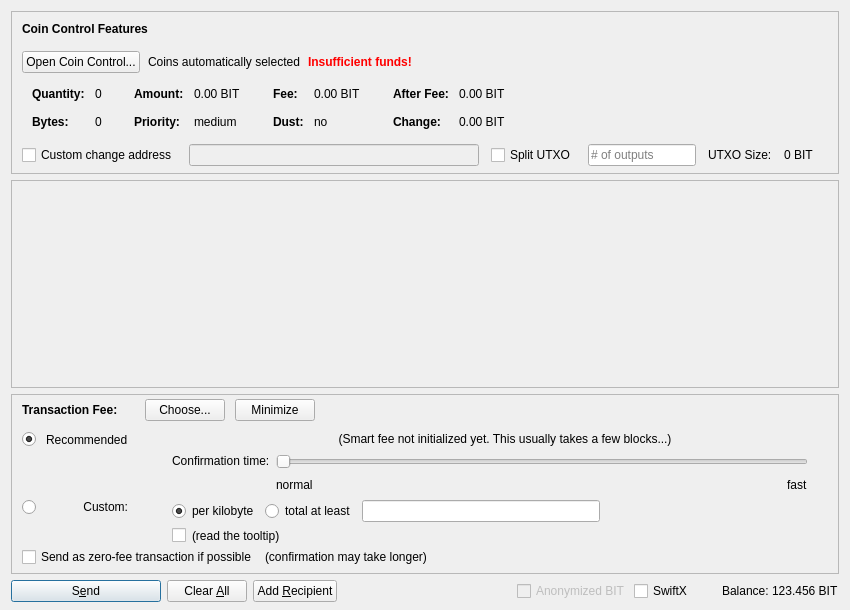
Qt form src/qt/forms/sendcoinsdialog.ui (eenglish34/E-BlockMail) before a commit.
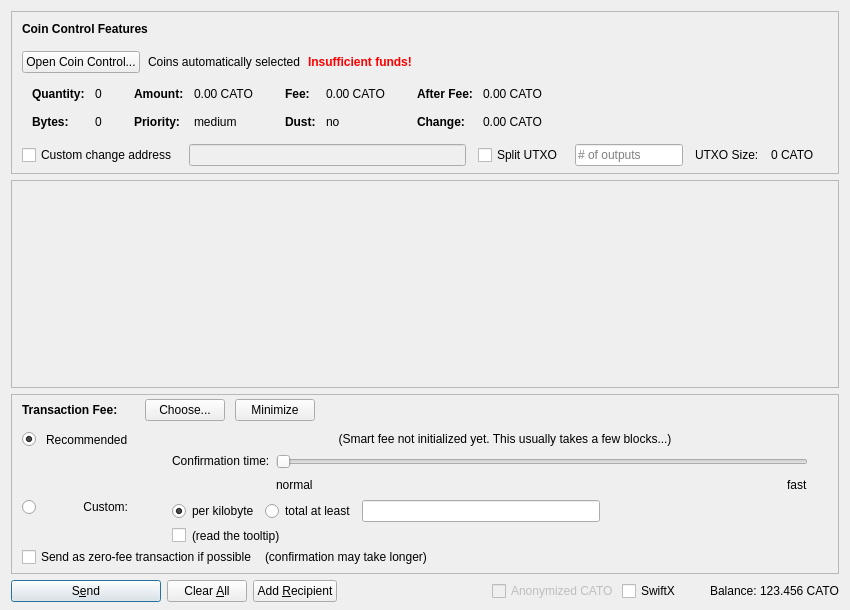
The same form after that commit. Icons and pictures are not drawn. Custom widgets are drawn as their Qt base class.

```diff
--- a/src/qt/forms/sendcoinsdialog.ui
+++ b/src/qt/forms/sendcoinsdialog.ui
@@ -324,7 +324,7 @@
                   <enum>Qt::ActionsContextMenu</enum>
                  </property>
                  <property name="text">
-                  <string notr="true">0.00 BIT</string>
+                  <string notr="true">0.00 CATO</string>
                  </property>
                  <property name="textInteractionFlags">
                   <set>Qt::LinksAccessibleByMouse|Qt::TextSelectableByKeyboard|Qt::TextSelectableByMouse</set>
@@ -404,7 +404,7 @@
                   <enum>Qt::ActionsContextMenu</enum>
                  </property>
                  <property name="text">
-                  <string notr="true">0.00 BIT</string>
+                  <string notr="true">0.00 CATO</string>
                  </property>
                  <property name="textInteractionFlags">
                   <set>Qt::LinksAccessibleByMouse|Qt::TextSelectableByKeyboard|Qt::TextSelectableByMouse</set>
@@ -484,7 +484,7 @@
                   <enum>Qt::ActionsContextMenu</enum>
                  </property>
                  <property name="text">
-                  <string notr="true">0.00 BIT</string>
+                  <string notr="true">0.00 CATO</string>
                  </property>
                  <property name="textInteractionFlags">
                   <set>Qt::LinksAccessibleByMouse|Qt::TextSelectableByKeyboard|Qt::TextSelectableByMouse</set>
@@ -513,7 +513,7 @@
                   <enum>Qt::ActionsContextMenu</enum>
                  </property>
                  <property name="text">
-                  <string notr="true">0.00 BIT</string>
+                  <string notr="true">0.00 CATO</string>
                  </property>
                  <property name="textInteractionFlags">
                   <set>Qt::LinksAccessibleByMouse|Qt::TextSelectableByKeyboard|Qt::TextSelectableByMouse</set>
@@ -594,7 +594,7 @@
           <item>
            <widget class="QLabel" name="labelBlockSize">
             <property name="text">
-             <string>0 BIT</string>
+             <string>0 CATO</string>
             </property>
            </widget>
           </item>
@@ -1390,7 +1390,7 @@
           <bool>false</bool>
          </property>
          <property name="text">
-          <string>Anonymized BIT</string>
+          <string>Anonymized CATO</string>
          </property>
         </widget>
        </item>
@@ -1429,7 +1429,7 @@
           <cursorShape>IBeamCursor</cursorShape>
          </property>
          <property name="text">
-          <string notr="true">123.456 BIT</string>
+          <string notr="true">123.456 CATO</string>
          </property>
          <property name="textInteractionFlags">
           <set>Qt::LinksAccessibleByMouse|Qt::TextSelectableByKeyboard|Qt::TextSelectableByMouse</set>
```
Left out of the diff: 6 changed lines with no effect on the pictures.
